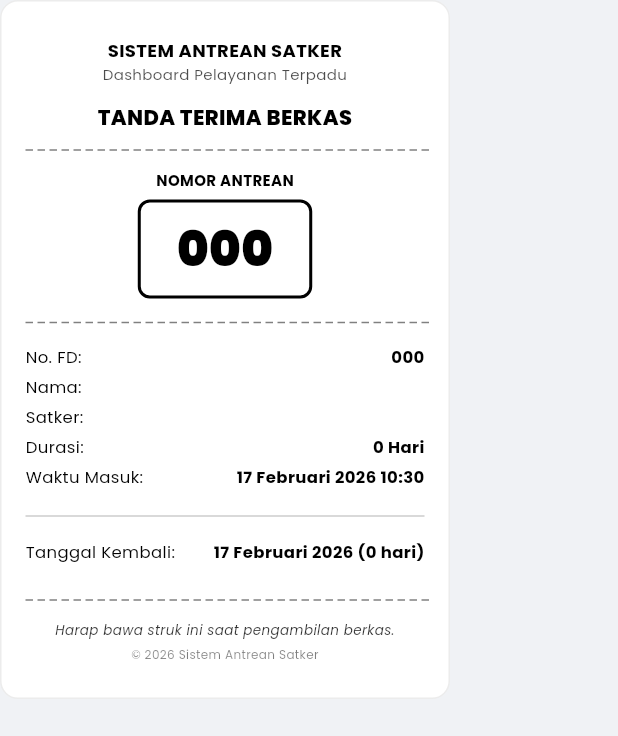
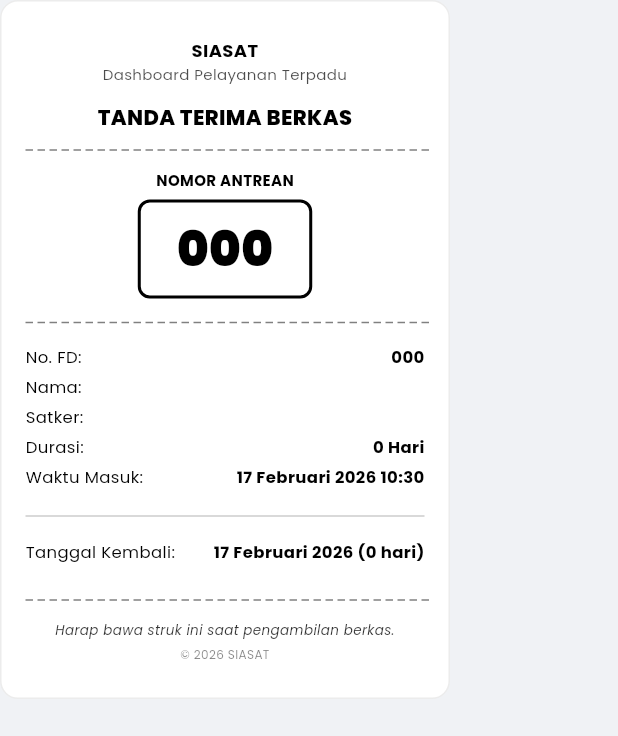
Before and after one commit to masumrpg/sistem_antrean_satker, a Flutter app: the ReceiptWidget widget shown alone on an empty page, opened directly with empty values, on a phone screen of 412 x 824 dp. Shown: the top 736 px of the screen. Run offline on Flutter 3.47's test engine with Material 3 defaults, Android fonts, the phone set to English and light mode, and no system bars; our stand-ins replace google_fonts, pdf, printing, sqflite_common_ffi; accounts and stored records are empty.

Commit message:
feat: Introduce "SIASAT" branding with new logo assets, update app titles, and enhance installer configurations.

```diff
--- a/lib/core/app_constants.dart
+++ b/lib/core/app_constants.dart
@@ -8,8 +8,8 @@ class SubSatker {
 }
 
 class AppConstants {
-  static const String appTitle = 'SISTEM ANTREAN SATKER';
-  static const String appSubtitle = 'Dashboard Pelayanan Terpadu';
+  static const String appTitle = 'SIASAT';
+  static const String appSubtitle = 'Sistem Antrean Satker';
   static const String appVersion = 'v2.0';
   static const String receiptTitle = 'TANDA TERIMA BERKAS';
 
--- a/lib/main.dart
+++ b/lib/main.dart
@@ -104,7 +104,7 @@ class AntreanPage extends StatelessWidget {
               padding: const EdgeInsets.symmetric(vertical: 12),
               color: isDark ? AppTheme.bgDark : AppTheme.bgLight,
               child: Text(
-                '© ${DateTime.now().year} Satker Queue Management System ${AppConstants.appVersion}. Developed for Windows & Linux Desktop.',
+                '© ${DateTime.now().year} SIASAT - Sistem Antrean Satker ${AppConstants.appVersion}. Developed for Windows & Linux Desktop.',
                 style: TextStyle(fontSize: 11, color: Colors.grey.shade500),
                 textAlign: TextAlign.center,
               ),
--- a/lib/providers/antrian_provider.dart
+++ b/lib/providers/antrian_provider.dart
@@ -253,7 +253,7 @@ class AntrianProvider extends ChangeNotifier {
             crossAxisAlignment: pw.CrossAxisAlignment.center,
             children: [
               pw.Text(
-                'SISTEM ANTREAN SATKER',
+                'SIASAT',
                 style: pw.TextStyle(
                   fontSize: 10,
                   fontWeight: pw.FontWeight.bold,
@@ -329,7 +329,7 @@ class AntrianProvider extends ChangeNotifier {
               ),
               pw.SizedBox(height: 4),
               pw.Text(
-                '© ${DateTime.now().year} Sistem Antrean Satker',
+                '© ${DateTime.now().year} SIASAT',
                 style: const pw.TextStyle(
                   fontSize: 6,
                   color: PdfColors.grey600,
--- a/lib/widgets/receipt_widget.dart
+++ b/lib/widgets/receipt_widget.dart
@@ -51,7 +51,7 @@ class ReceiptWidget extends StatelessWidget {
         children: [
           // Header
           Text(
-            'SISTEM ANTREAN SATKER',
+            'SIASAT',
             style: TextStyle(
               fontSize: 12,
               fontWeight: FontWeight.bold,
@@ -174,7 +174,7 @@ class ReceiptWidget extends StatelessWidget {
           ),
           const SizedBox(height: 4),
           Text(
-            '© ${DateTime.now().year} Sistem Antrean Satker',
+            '© ${DateTime.now().year} SIASAT',
             style: TextStyle(
               fontSize: 8,
               color: textColor.withValues(alpha: 0.5),
--- a/pubspec.yaml
+++ b/pubspec.yaml
@@ -64,9 +64,8 @@ flutter:
   uses-material-design: true
 
   # To add assets to your application, add an assets section, like this:
-  # assets:
-  #   - images/a_dot_burr.jpeg
-  #   - images/a_dot_ham.jpeg
+  assets:
+    - assets/images/
 
   # An image asset can refer to one or more resolution-specific "variants", see
   # https://flutter.dev/to/resolution-aware-images
```
Also changed, not shown: lib/pages/splash_screen.dart (+8 -7 lines), lib/widgets/header_bar.dart (+4 -6 lines), assets/images/logo.png (added), 4 other files.
